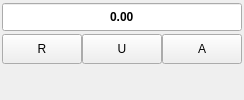
acq4/acq4, file acq4/devices/PressureControl/PressureControlWidget.ui: the form before one commit.
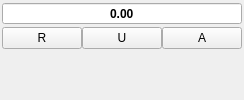
The form after the commit. Custom widgets are drawn as their Qt base class.

Commit message: style tweaks; disable appropriately

Patch:
```diff
--- a/acq4/devices/PressureControl/PressureControlWidget.ui
+++ b/acq4/devices/PressureControl/PressureControlWidget.ui
@@ -20,7 +20,7 @@
           <property name="minimumSize">
             <size>
               <width>65</width>
-              <height>30</height>
+              <height>20</height>
             </size>
           </property>
           <property name="font">
@@ -47,7 +47,7 @@
           <property name="minimumSize">
             <size>
               <width>20</width>
-              <height>30</height>
+              <height>20</height>
             </size>
           </property>
               <property name="text">
@@ -63,7 +63,7 @@
           <property name="minimumSize">
             <size>
               <width>20</width>
-              <height>30</height>
+              <height>20</height>
             </size>
           </property>
               <property name="text">
@@ -79,7 +79,7 @@
           <property name="minimumSize">
             <size>
               <width>20</width>
-              <height>30</height>
+              <height>20</height>
             </size>
           </property>
               <property name="text">
```
The commit also changes 2 other files.
